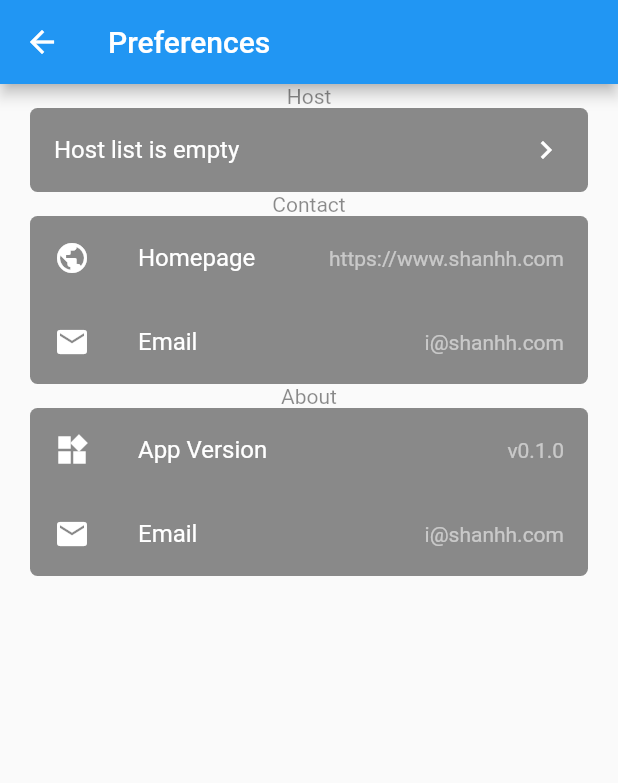
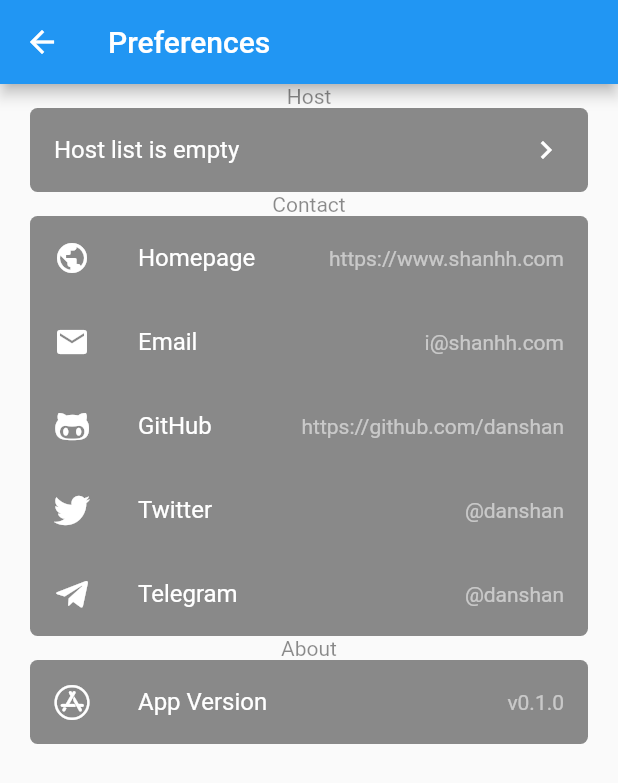
Before and after one commit to danshan/durge, a Flutter app: the PreferencesPage screen opened directly, on a phone screen of 412 x 824 dp. Shown: the top 783 px of the screen. Run offline on Flutter 3.47's test engine with Material 2 defaults, Android fonts, the phone set to English and light mode, and no system bars; our stand-ins replace font_awesome_flutter, shared_preferences; accounts and stored records are empty.

Commit message:
feature support awosome fonts

```diff
--- /dev/null
+++ b/lib/config/durge_meta.dart
@@ -0,0 +1,13 @@
+
+import 'dart:io';
+
+class DurgeMeta {
+  static final Map contact = {
+    "homepage": "https://www.shanhh.com",
+    "email": "i@shanhh.com",
+    "github": "https://github.com/danshan",
+    "twitter": "@danshan",
+    "telegram": "@danshan",
+
+  };
+}
--- a/lib/config/durge_preferences.dart
+++ b/lib/config/preferences_utils.dart
@@ -5,7 +5,7 @@
 
 import '../surge_host.dart';
 
-class Prefs {
+class preference_utils {
 
   static final String _KEY_SURGE_HOSTS = "surge.hosts";
 
@@ -26,12 +26,6 @@
     }
 
     developer.log("found ${hosts.length} surge hosts: $hosts", name: "prefs");
-    return hosts;
-  }
-
-  static List<SurgeHost> listSurgeHostsSync() {
-    List<SurgeHost> hosts;
-    listSurgeHosts().then((value) => hosts = value);
     return hosts;
   }
 
--- a/lib/main_page/connection_status.dart
+++ b/lib/main_page/connection_status.dart
@@ -1,6 +1,6 @@
 import 'dart:developer' as developer;
 
-import 'package:durge/config/durge_preferences.dart';
+import 'package:durge/config/preferences_utils.dart';
 import 'package:durge/surge_host.dart';
 import 'package:flutter/material.dart';
 
@@ -58,7 +58,7 @@
       title: Text("Status"),
       trailing: FutureBuilder(
         builder: _builderFuture,
-        future: Prefs.currentSurgeHost(),
+        future: preference_utils.currentSurgeHost(),
       ),
     );
   }
@@ -108,7 +108,7 @@
       appBar: AppBar(automaticallyImplyLeading: false, title: Text("Hosts")),
       body: FutureBuilder(
         builder: _builderFuture,
-        future: Prefs.listSurgeHosts()
+        future: preference_utils.listSurgeHosts()
       ),
     );
   }
--- a/lib/preferences_page/preference_page.dart
+++ b/lib/preferences_page/preference_page.dart
@@ -1,7 +1,9 @@
 import 'package:durge/commons/common_panel.dart';
-import 'package:durge/config/durge_preferences.dart';
+import 'package:durge/config/durge_meta.dart';
+import 'package:durge/config/preferences_utils.dart';
 import 'package:durge/preferences_page/surge_hosts_page.dart';
 import 'package:flutter/material.dart';
+import 'package:font_awesome_flutter/font_awesome_flutter.dart';
 
 import '../surge_host.dart';
 
@@ -10,11 +12,11 @@
     header: "Contact",
     isExpanded: true,
     items: [
-      PrefItem(
-          icon: Icons.public,
-          header: "Homepage",
-          value: "https://www.shanhh.com"),
-      PrefItem(icon: Icons.email, header: "Email", value: "i@shanhh.com"),
+      PrefItem( icon: Icons.public, header: "Homepage", value: DurgeMeta.contact["homepage"]),
+      PrefItem( icon: Icons.email, header: "Email", value: DurgeMeta.contact["email"]),
+      PrefItem( icon: FontAwesomeIcons.githubAlt, header: "GitHub", value: DurgeMeta.contact["github"]),
+      PrefItem( icon: FontAwesomeIcons.twitter, header: "Twitter", value: DurgeMeta.contact["twitter"]),
+      PrefItem( icon: FontAwesomeIcons.telegramPlane, header: "Telegram", value: DurgeMeta.contact["telegram"]),
     ],
   );
 
@@ -22,8 +24,7 @@
     header: "About",
     isExpanded: true,
     items: [
-      PrefItem(icon: Icons.widgets, header: "App Version", value: "v0.1.0"),
-      PrefItem(icon: Icons.email, header: "Email", value: "i@shanhh.com"),
+      PrefItem(icon: FontAwesomeIcons.appStore, header: "App Version", value: "v0.1.0"),
     ],
   );
 
@@ -71,7 +72,7 @@
   }
 
   buildHostPanel(BuildContext context) {
-    SurgeHost host = Prefs.currentSurgeHostSync();
+    SurgeHost host = preference_utils.currentSurgeHostSync();
 
     var column = Column(
       children: [
--- a/lib/preferences_page/surge_host_modify_page.dart
+++ b/lib/preferences_page/surge_host_modify_page.dart
@@ -1,4 +1,4 @@
-import 'package:durge/config/durge_preferences.dart';
+import 'package:durge/config/preferences_utils.dart';
 import 'package:flutter/material.dart';
 import 'package:flutter/services.dart';
 
@@ -38,7 +38,7 @@
   }
 
   Future<void> _saveSurgeHost() async{
-    return Prefs.addSurgeHost(SurgeHost(
+    return preference_utils.addSurgeHost(SurgeHost(
       name: name,
       host: host,
       port: port,
--- a/lib/preferences_page/surge_hosts_page.dart
+++ b/lib/preferences_page/surge_hosts_page.dart
@@ -1,4 +1,4 @@
-import 'package:durge/config/durge_preferences.dart';
+import 'package:durge/config/preferences_utils.dart';
 import 'package:durge/preferences_page/surge_host_modify_page.dart';
 import 'package:durge/surge_host.dart';
 import 'package:flutter/cupertino.dart';
@@ -52,7 +52,7 @@
       direction: DismissDirection.endToStart,
       onDismissed: (direction) {
         hosts.removeAt(index);
-        Prefs.delSurgeHost(host);
+        preference_utils.delSurgeHost(host);
         Scaffold.of(context)
             .showSnackBar(SnackBar(content: Text("${host.name} removed")));
       },
@@ -91,7 +91,7 @@
       ),
       body: FutureBuilder(
         builder: _buildFuture,
-        future: Prefs.listSurgeHosts(),
+        future: preference_utils.listSurgeHosts(),
       ),
       floatingActionButton: FloatingActionButton(
         onPressed: () {
--- a/pubspec.yaml
+++ b/pubspec.yaml
@@ -24,6 +24,7 @@
   flutter:
     sdk: flutter
   shared_preferences: ^0.5.6
+  font_awesome_flutter: ^8.8.1
 
 
   # The following adds the Cupertino Icons font to your application.
```
Also changed, not shown: pubspec.lock.
